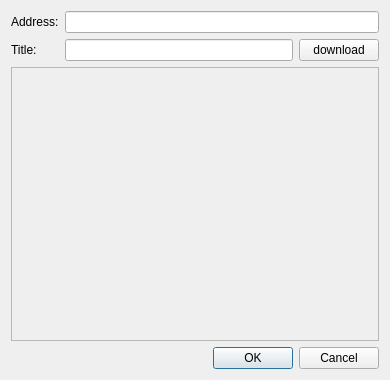
Above: src/libraries/rwidgets/dialogs/imageselectordialog.ui from Rolisteam/rolisteam before the change. Below: the same form after it.
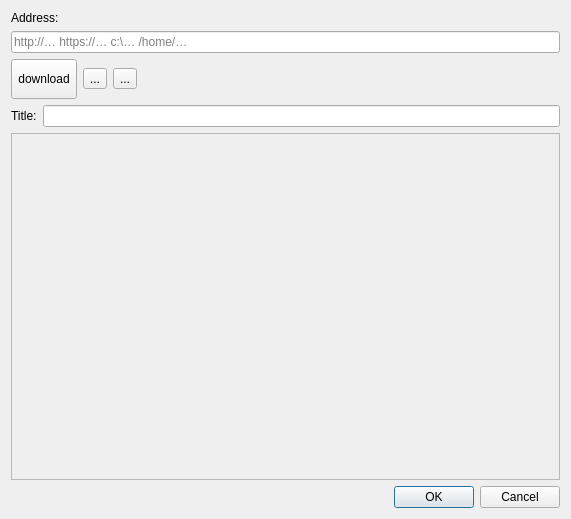
That is the form after the change. Icons and pictures are not drawn.

```diff
--- a/src/libraries/rwidgets/dialogs/imageselectordialog.ui
+++ b/src/libraries/rwidgets/dialogs/imageselectordialog.ui
@@ -6,8 +6,8 @@
    <rect>
     <x>0</x>
     <y>0</y>
-    <width>390</width>
-    <height>380</height>
+    <width>571</width>
+    <height>519</height>
    </rect>
   </property>
   <property name="windowTitle">
@@ -17,55 +17,106 @@
    <iconset resource="../../rolisteam.qrc">
     <normaloff>:/logo-256.ico</normaloff>:/logo-256.ico</iconset>
   </property>
-  <layout class="QVBoxLayout" name="verticalLayout_5">
+  <layout class="QVBoxLayout" name="verticalLayout">
    <item>
-    <layout class="QHBoxLayout" name="horizontalLayout_4">
+    <widget class="QLabel" name="label">
+     <property name="text">
+      <string>Address:</string>
+     </property>
+    </widget>
+   </item>
+   <item>
+    <widget class="QLineEdit" name="m_textEdit">
+     <property name="placeholderText">
+      <string>http://… https://… c:\… /home/…</string>
+     </property>
+    </widget>
+   </item>
+   <item>
+    <layout class="QHBoxLayout" name="horizontalLayout">
      <item>
-      <layout class="QVBoxLayout" name="verticalLayout_4">
-       <item>
-        <widget class="QLabel" name="label_2">
-         <property name="text">
-          <string>Address:</string>
-         </property>
-        </widget>
-       </item>
-       <item>
-        <widget class="QLabel" name="label">
-         <property name="text">
-          <string>Title:</string>
-         </property>
-        </widget>
-       </item>
-      </layout>
+      <widget class="QToolButton" name="m_downloadPush">
+       <property name="minimumSize">
+        <size>
+         <width>40</width>
+         <height>40</height>
+        </size>
+       </property>
+       <property name="text">
+        <string>download</string>
+       </property>
+       <property name="icon">
+        <iconset theme="emblem-downloads">
+         <normaloff>.</normaloff>.</iconset>
+       </property>
+       <property name="iconSize">
+        <size>
+         <width>32</width>
+         <height>32</height>
+        </size>
+       </property>
+      </widget>
      </item>
      <item>
-      <layout class="QVBoxLayout" name="verticalLayout">
-       <item>
-        <layout class="QHBoxLayout" name="horizontalLayout">
-         <item>
-          <widget class="QLineEdit" name="m_urlField">
-           <property name="text">
-            <string/>
-           </property>
-          </widget>
-         </item>
-        </layout>
-       </item>
-       <item>
-        <layout class="QHBoxLayout" name="horizontalLayout_3">
-         <item>
-          <widget class="QLineEdit" name="m_titleLineEdit"/>
-         </item>
-         <item>
-          <widget class="QPushButton" name="m_downloadPush">
-           <property name="text">
-            <string>download</string>
-           </property>
-          </widget>
-         </item>
-        </layout>
-       </item>
-      </layout>
+      <widget class="QToolButton" name="m_pasteBtn">
+       <property name="text">
+        <string>...</string>
+       </property>
+       <property name="icon">
+        <iconset theme="edit-paste">
+         <normaloff>.</normaloff>.</iconset>
+       </property>
+       <property name="iconSize">
+        <size>
+         <width>32</width>
+         <height>32</height>
+        </size>
+       </property>
+      </widget>
+     </item>
+     <item>
+      <widget class="QToolButton" name="m_openBtn">
+       <property name="text">
+        <string>...</string>
+       </property>
+       <property name="icon">
+        <iconset theme="document-open">
+         <normaloff>.</normaloff>.</iconset>
+       </property>
+       <property name="iconSize">
+        <size>
+         <width>32</width>
+         <height>32</height>
+        </size>
+       </property>
+      </widget>
+     </item>
+     <item>
+      <spacer name="horizontalSpacer">
+       <property name="orientation">
+        <enum>Qt::Horizontal</enum>
+       </property>
+       <property name="sizeHint" stdset="0">
+        <size>
+         <width>40</width>
+         <height>20</height>
+        </size>
+       </property>
+      </spacer>
+     </item>
+    </layout>
+   </item>
+   <item>
+    <layout class="QHBoxLayout" name="horizontalLayout_2">
+     <item>
+      <widget class="QLabel" name="label_2">
+       <property name="text">
+        <string>Title:</string>
+       </property>
+      </widget>
+     </item>
+     <item>
+      <widget class="QLineEdit" name="m_titleLineEdit"/>
      </item>
     </layout>
    </item>
@@ -86,8 +137,8 @@
      <widget class="QWidget" name="scrollAreaWidgetContents">
       <property name="geometry">
        <rect>
-        <x>0</x>
-        <y>9</y>
+        <x>90</x>
+        <y>46</y>
         <width>370</width>
         <height>241</height>
        </rect>
```
Left out of the diff: 94 changed lines with no effect on the pictures.
